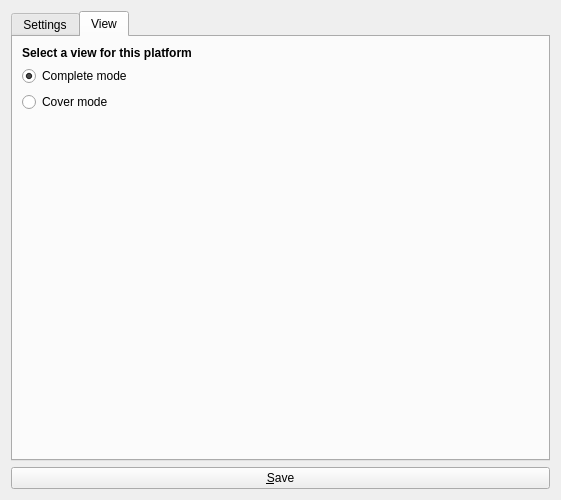
Before: the Qt Designer form res/settings.ui in remeh/mehstation-config, drawn with Qt 5.
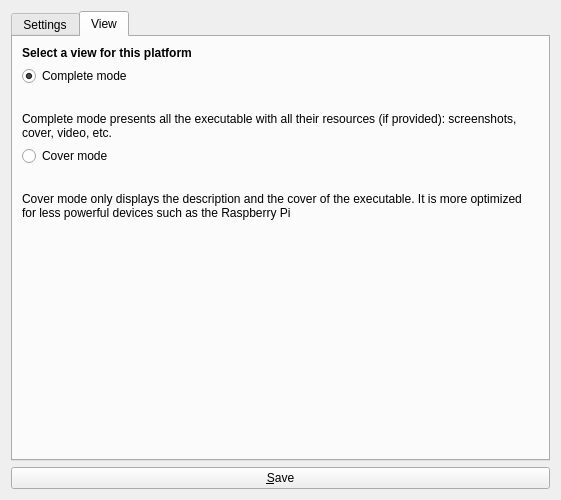
After: the same form once the commit is applied. The open tabs and pages were chosen to show the change.

Commit message: Complete mode selection.

The edit to the form file:
```diff
--- a/res/settings.ui
+++ b/res/settings.ui
@@ -230,6 +230,23 @@
          </property>
         </widget>
        </item>
+       <item>
+        <widget class="QLabel" name="completeImg">
+         <property name="text">
+          <string/>
+         </property>
+        </widget>
+       </item>
+       <item>
+        <widget class="QLabel" name="label_7">
+         <property name="text">
+          <string>Complete mode presents all the executable with all their resources (if provided): screenshots, cover, video, etc.</string>
+         </property>
+         <property name="wordWrap">
+          <bool>true</bool>
+         </property>
+        </widget>
+       </item>
        <item>
         <widget class="QRadioButton" name="coverView">
          <property name="text">
@@ -237,6 +254,23 @@
          </property>
         </widget>
        </item>
+       <item>
+        <widget class="QLabel" name="coverImg">
+         <property name="text">
+          <string/>
+         </property>
+        </widget>
+       </item>
+       <item>
+        <widget class="QLabel" name="label_8">
+         <property name="text">
+          <string>Cover mode only displays the description and the cover of the executable. It is more optimized for less powerful devices such as the Raspberry Pi</string>
+         </property>
+         <property name="wordWrap">
+          <bool>true</bool>
+         </property>
+        </widget>
+       </item>
        <item>
         <spacer name="verticalSpacer">
          <property name="orientation">
```
Left out of the diff: 2 changed lines with no effect on the pictures. The commit also changes 3 other files.
